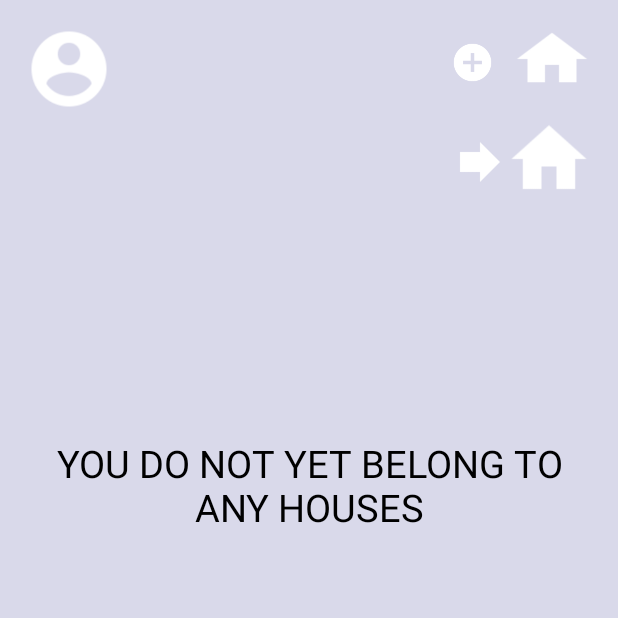
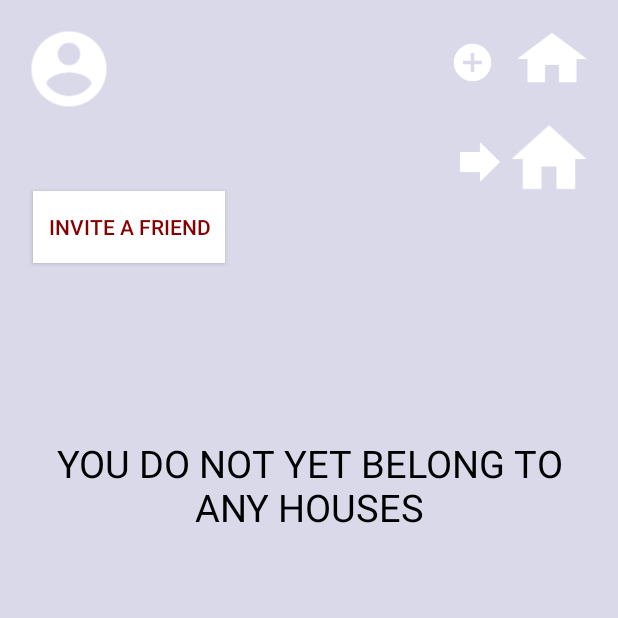
Before and after one commit to JKonTiki/Housemates, an Android app: the screen it shows after launch once a user with an empty profile is signed in (MainActivity), on a phone screen of 412 x 824 dp, the top half of it. Run offline under Robolectric (Android 15) with nearby library versions, the phone set to English and light mode, and no system bars; our stand-ins replace ButterKnife, Firebase (no records; nobody signed in at launch, a user with empty details on screens opened directly); libraries missing offline, so code that uses them is left out: org.parceler.

Commit message:
add activity to display house specific code

```diff
--- a/app/src/main/AndroidManifest.xml
+++ b/app/src/main/AndroidManifest.xml
@@ -35,6 +35,11 @@
                 android:name="android.support.PARENT_ACTIVITY"
                 android:value="com.jeremyfryd.housemates.ui.MainActivity" />
         </activity>
+        <activity android:name=".ui.GetCodeActivity">
+            <meta-data
+                android:name="android.support.PARENT_ACTIVITY"
+                android:value="com.jeremyfryd.housemates.ui.MainActivity" />
+        </activity>
     </application>
 
 </manifest>
--- a/app/src/main/java/com/jeremyfryd/housemates/models/House.java
+++ b/app/src/main/java/com/jeremyfryd/housemates/models/House.java
@@ -1,4 +1,6 @@
 package com.jeremyfryd.housemates.models;
+
+import org.parceler.Parcel;
 
 import java.util.ArrayList;
 import java.util.List;
@@ -7,6 +9,7 @@ import java.util.List;
  * Created by jeremy on 12/20/16.
  */
 
+@Parcel
 public class House {
     private String name;
     private String latitude;
--- a/app/src/main/java/com/jeremyfryd/housemates/ui/MainActivity.java
+++ b/app/src/main/java/com/jeremyfryd/housemates/ui/MainActivity.java
@@ -10,6 +10,7 @@ import android.os.Bundle;
 import android.util.Log;
 import android.view.View;
 import android.widget.ArrayAdapter;
+import android.widget.Button;
 import android.widget.ImageView;
 import android.widget.ListView;
 import android.widget.TextView;
@@ -46,6 +47,7 @@ public class MainActivity extends AppCompatActivity implements View.OnClickListe
     @Bind(R.id.noHousesMessage) TextView mNoHousesTextView;
     @Bind(R.id.houseName) TextView mHouseName;
     @Bind(R.id.roommatesList) ListView mActiveRoommatesListView;
+    @Bind(R.id.toGetCode) Button mToGetCodeButton;
     private SharedPreferences mSharedPreferences;
     private Roommate mRoommate;
     private FirebaseUser mUser;
@@ -56,7 +58,6 @@ public class MainActivity extends AppCompatActivity implements View.OnClickListe
     private InhabitantListAdapter mAdapter;
     private List<String> mActiveHouseInhabitantIds;
     private List<Roommate> mActiveHouseInhabitants = new ArrayList<Roommate>();
-    private String mFinalIteratedInhabitantId;
 
     @Override
     protected void onCreate(Bundle savedInstanceState) {
@@ -70,6 +71,7 @@ public class MainActivity extends AppCompatActivity implements View.OnClickListe
         mAddNewHouseIcon.setOnClickListener(this);
         mJoinArrowIcon.setOnClickListener(this);
         mJoinHouseIcon.setOnClickListener(this);
+        mToGetCodeButton.setOnClickListener(this);
         mUser = FirebaseAuth.getInstance().getCurrentUser();
         mUserId = mUser.getUid();
         mUsername = mSharedPreferences.getString(Constants.PREFERENCES_USERNAME_KEY, null);
@@ -102,12 +104,6 @@ public class MainActivity extends AppCompatActivity implements View.OnClickListe
                                     mHouse = houseSnapshot.getValue(House.class);
                                     mHouseName.setText(mHouse.getName()+ ":");
                                     mActiveHouseInhabitantIds = mHouse.getRoommates();
-                                    int houseSize = mActiveHouseInhabitantIds.size();
-                                    if (mActiveHouseInhabitantIds.size() > 0){
-                                        mFinalIteratedInhabitantId = mActiveHouseInhabitantIds.get(1);
-                                        Log.d("final iterant id", mFinalIteratedInhabitantId);
-                                    }
-
                                     for (int i=0; i< mActiveHouseInhabitantIds.size(); i++){
                                         Log.d("iterating ID", mActiveHouseInhabitantIds.get(i));
                                         roommateRef.child(mActiveHouseInhabitantIds.get(i)).addListenerForSingleValueEvent(new ValueEventListener() {
@@ -117,11 +113,11 @@ public class MainActivity extends AppCompatActivity implements View.OnClickListe
                                                     Roommate activeHouseInhabitant = inhabitantSnapshot.getValue(Roommate.class);
                                                     Log.d("iterating roommate", activeHouseInhabitant.getName());
                                                     mActiveHouseInhabitants.add(activeHouseInhabitant);
+
+
+//                                                    TODO set each roommates geofence status here
                                                     activeHouseInhabitant.isHome(true);
 
-                                                    if (mFinalIteratedInhabitantId.equals(activeHouseInhabitant.getRoommateId())){
-
-//                                                    TODO set each roommates geofence status here
 
                                                     if (mAdapter == null){
                                                         Log.d("current iteration", "new adapter");
@@ -130,7 +126,6 @@ public class MainActivity extends AppCompatActivity implements View.OnClickListe
                                                     } else{
                                                         Log.d("current iteration", "reuse adapter");
                                                         mAdapter.notifyDataSetChanged();
-                                                        }
                                                     }
                                                 }
 
@@ -185,6 +180,10 @@ public class MainActivity extends AppCompatActivity implements View.OnClickListe
             Intent intent = new Intent(MainActivity.this, UseCodeActivity.class);
             intent.putExtra("currentRoommate", Parcels.wrap(mRoommate));
             startActivity(intent);
+        } else if (v == mToGetCodeButton){
+            Intent intent = new Intent(MainActivity.this, GetCodeActivity.class);
+            intent.putExtra("currentHouse", Parcels.wrap(mHouse));
+            startActivity(intent);
         }
     }
 
--- a/app/src/main/res/layout/activity_main.xml
+++ b/app/src/main/res/layout/activity_main.xml
@@ -90,5 +90,18 @@
         android:id="@+id/roommatesList"
         android:layout_marginStart="13dp" />
 
+    <Button
+        android:text="Invite a friend"
+        android:layout_width="wrap_content"
+        android:padding="10dp"
+        android:background="@android:color/white"
+        android:textColor="@color/colorPrimaryDark"
+        android:layout_height="wrap_content"
+        android:layout_alignTop="@+id/joinArrow"
+        android:layout_alignParentStart="true"
+        android:layout_marginStart="6dp"
+        android:layout_marginTop="39dp"
+        android:id="@+id/toGetCode" />
+
 
 </RelativeLayout>
```
Also changed, not shown: app/src/main/java/com/jeremyfryd/housemates/ui/GetCodeActivity.java (added, +30 -0 lines), app/src/main/res/layout/activity_get_code.xml (added, +43 -0 lines). Lines whose indentation alone changed are shown as unchanged.
